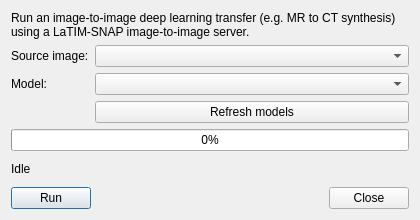
Before: the Qt Designer form GUI/Qt/Windows/I2IRunDialog.ui in vhxjaouen/latimsnap, drawn with Qt 5.
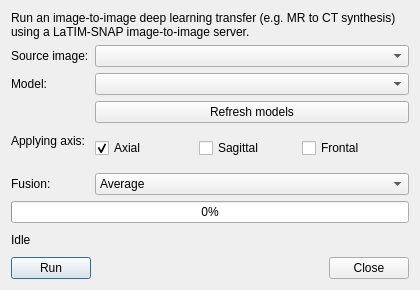
After: the same form once the commit is applied.

Commit message: I2I: multi-plane axis + fusion strategy (average/median/FBA)

What changed in the file:
```diff
--- a/GUI/Qt/Windows/I2IRunDialog.ui
+++ b/GUI/Qt/Windows/I2IRunDialog.ui
@@ -7,7 +7,7 @@
     <x>0</x>
     <y>0</y>
     <width>420</width>
-    <height>220</height>
+    <height>290</height>
    </rect>
   </property>
   <property name="windowTitle">
@@ -53,6 +53,72 @@
        </property>
       </widget>
      </item>
+     <item row="3" column="0">
+      <widget class="QLabel" name="lblAxis">
+       <property name="text">
+        <string>Applying axis:</string>
+       </property>
+      </widget>
+     </item>
+     <item row="3" column="1">
+      <widget class="QWidget" name="axisWidget">
+       <layout class="QHBoxLayout" name="axisLayout">
+        <property name="leftMargin">
+         <number>0</number>
+        </property>
+        <item>
+         <widget class="QCheckBox" name="chkAxial">
+          <property name="text">
+           <string>Axial</string>
+          </property>
+          <property name="checked">
+           <bool>true</bool>
+          </property>
+         </widget>
+        </item>
+        <item>
+         <widget class="QCheckBox" name="chkSagittal">
+          <property name="text">
+           <string>Sagittal</string>
+          </property>
+         </widget>
+        </item>
+        <item>
+         <widget class="QCheckBox" name="chkFrontal">
+          <property name="text">
+           <string>Frontal</string>
+          </property>
+         </widget>
+        </item>
+       </layout>
+      </widget>
+     </item>
+     <item row="4" column="0">
+      <widget class="QLabel" name="lblFusion">
+       <property name="text">
+        <string>Fusion:</string>
+       </property>
+      </widget>
+     </item>
+     <item row="4" column="1">
+      <widget class="QComboBox" name="inFusion">
+       <item>
+        <property name="text">
+         <string>Average</string>
+        </property>
+       </item>
+       <item>
+        <property name="text">
+         <string>Median</string>
+        </property>
+       </item>
+       <item>
+        <property name="text">
+         <string>Fourier burst (FBA)</string>
+        </property>
+       </item>
+      </widget>
+     </item>
     </layout>
    </item>
    <item>
```
The commit also changes 7 other files.
